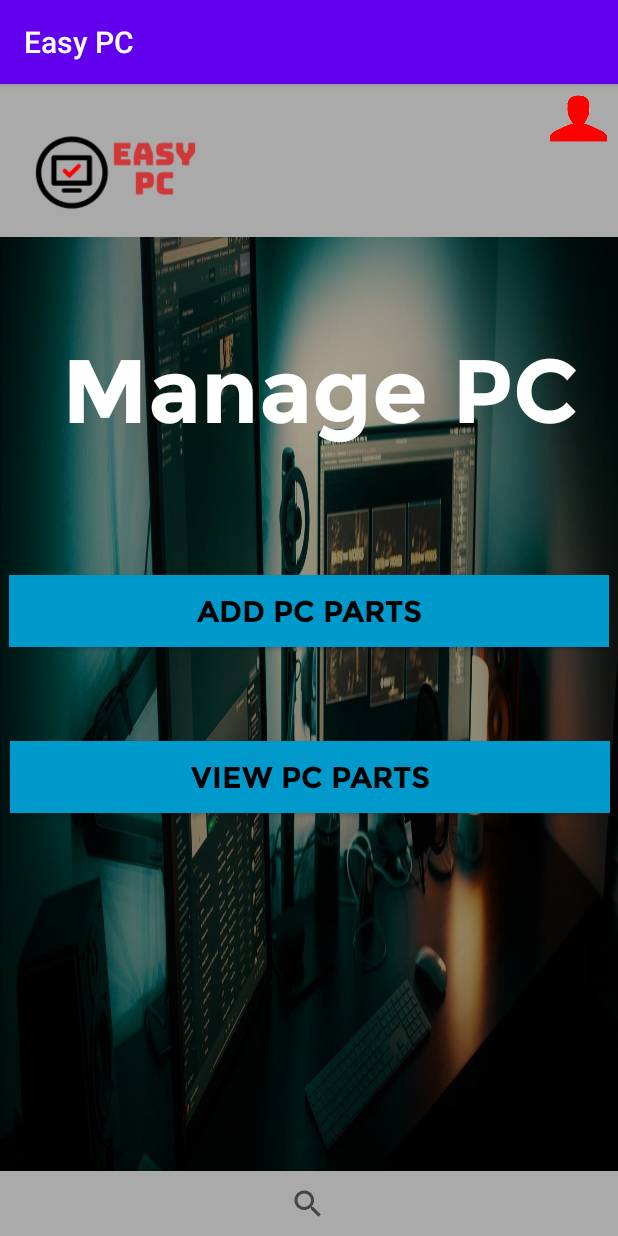
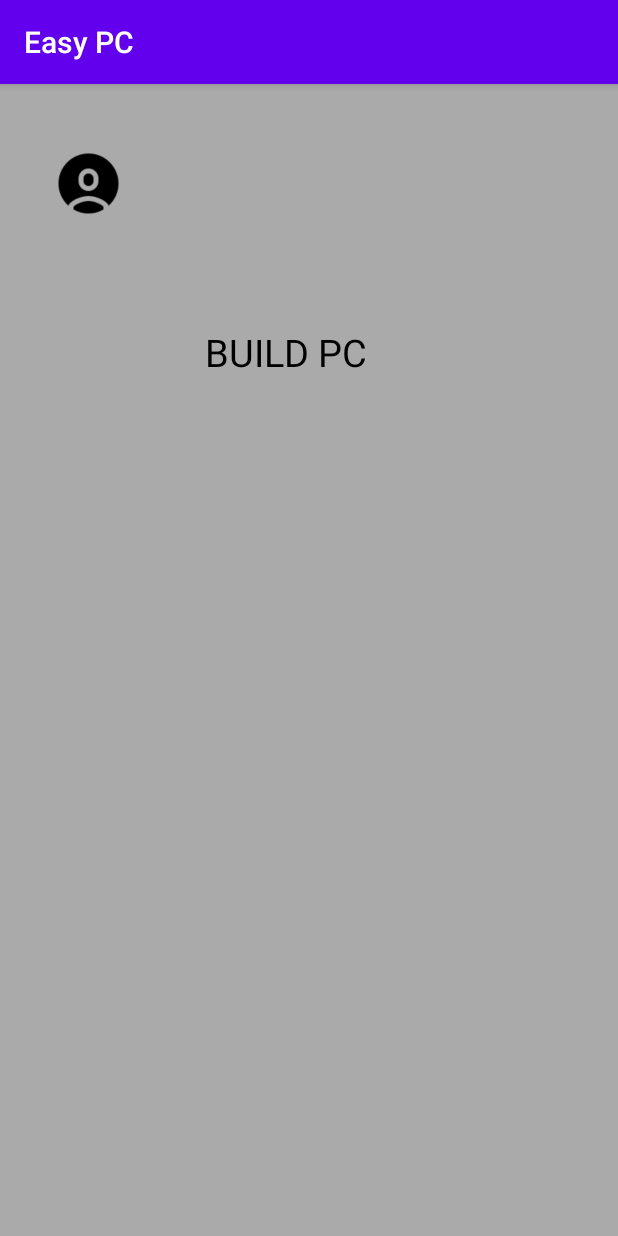
Before and after one commit to Hirushag/EasyPC, an Android app: the screen it shows after launch (manage_pc before the commit, user_retrieve_pc after it), after a tap on "BUILD A PC", on a phone screen of 412 x 824 dp. Run offline under Robolectric (Android 15) with nearby library versions, the phone set to English and light mode, and no system bars; our stand-ins replace Firebase (no records; nobody signed in at launch, a user with empty details on screens opened directly), Picasso.

Commit message:
PC Insert and Retrieve(customer)

```diff
--- a/app/src/main/AndroidManifest.xml
+++ b/app/src/main/AndroidManifest.xml
@@ -13,6 +13,7 @@
         <activity android:name=".insertLaptop" />
         <activity android:name=".admin_retrieve_laptop" />
         <activity android:name=".admin_retrieve_pc" />
+        <activity android:name=".user_retrieve_pc" />
         <activity android:name=".insertPc" > </activity>
         <activity android:name=".manage_pc" />
         <activity android:name=".MainActivity">
--- a/app/src/main/java/com/example/easypc/MainActivity.java
+++ b/app/src/main/java/com/example/easypc/MainActivity.java
@@ -30,7 +30,7 @@ public class MainActivity extends AppCompatActivity {
         button.setOnClickListener(new View.OnClickListener() {
             @Override
             public void onClick(View v) {
-                Intent intent = new Intent(MainActivity.this, manage_pc.class);
+                Intent intent = new Intent(MainActivity.this, user_retrieve_pc.class);
                 startActivity(intent);
             }
         });
--- /dev/null
+++ b/app/src/main/java/com/example/easypc/user_retrieve_pc.java
@@ -0,0 +1,64 @@
+package com.example.easypc;
+
+import android.os.Bundle;
+import android.view.LayoutInflater;
+import android.view.View;
+import android.view.ViewGroup;
+import android.widget.ImageView;
+
+import androidx.annotation.NonNull;
+import androidx.appcompat.app.AppCompatActivity;
+import androidx.recyclerview.widget.LinearLayoutManager;
+import androidx.recyclerview.widget.RecyclerView;
+
+import com.firebase.ui.database.FirebaseRecyclerAdapter;
+import com.firebase.ui.database.FirebaseRecyclerOptions;
+import com.google.firebase.database.DatabaseReference;
+import com.google.firebase.database.FirebaseDatabase;
+import com.squareup.picasso.Picasso;
+
+public class user_retrieve_pc extends AppCompatActivity {
+
+
+    DatabaseReference ref;
+    ImageView text1;
+    private FirebaseRecyclerOptions<pc> options;
+    private FirebaseRecyclerAdapter<pc, MyViewHolder2> adapter;
+    private RecyclerView recyclerView;
+
+    @Override
+    protected void onCreate(Bundle savedInstanceState) {
+        super.onCreate(savedInstanceState);
+        setContentView(R.layout.activity_admin_retrieve_pc);
+        text1 = findViewById(R.id.Acard_image_formal);
+        recyclerView = findViewById(R.id.recyclerView);
+        recyclerView.setHasFixedSize(true);
+        recyclerView.setLayoutManager(new LinearLayoutManager(this));
+
+        ref = FirebaseDatabase.getInstance().getReference("member2");
+
+        options = new FirebaseRecyclerOptions.Builder<pc>().setQuery(ref, pc.class).build();
+        adapter = new FirebaseRecyclerAdapter<pc, MyViewHolder2>(options) {
+            @Override
+            protected void onBindViewHolder(@NonNull MyViewHolder2 holder, int position, @NonNull pc model) {
+                holder.textViewID.setText("" + model.getPart());
+                holder.getTextViewName.setText("" + model.getBrand());
+                holder.getTextViewName1.setText("" + model.getModel());
+                holder.getTextViewName2.setText("" + model.getPrice());
+                holder.getTextViewName3.setText("" + model.getDescription());
+
+                Picasso.get().load(model.getImage()).into(holder.profilePic);
+            }
+
+            @NonNull
+            @Override
+            public MyViewHolder2 onCreateViewHolder(@NonNull ViewGroup parent, int viewType) {
+                View v = LayoutInflater.from(parent.getContext()).inflate(R.layout.pc_layout, parent, false);
+                return new MyViewHolder2(v);
+            }
+        };
+        adapter.startListening();
+        recyclerView.setAdapter(adapter);
+
+    }
+}
```
Also changed, not shown: app/src/main/res/layout/user_retrieve_pc.xml (added, +49 -0 lines).
